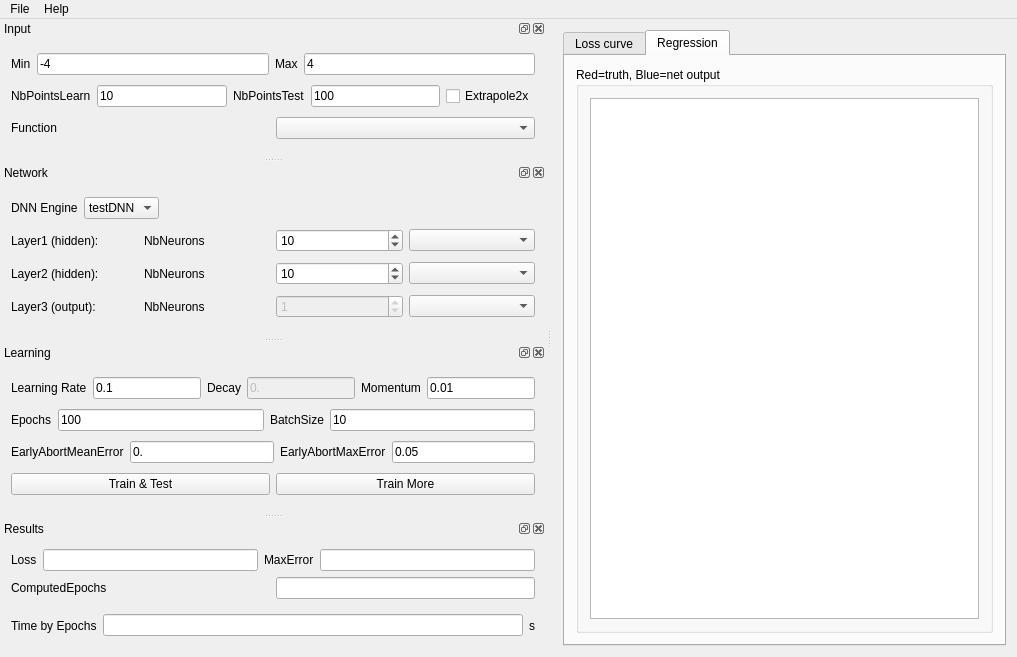
Qt form src/test_regression_qt/mainwindow.ui (edeforas/BeeDNN) before a commit.
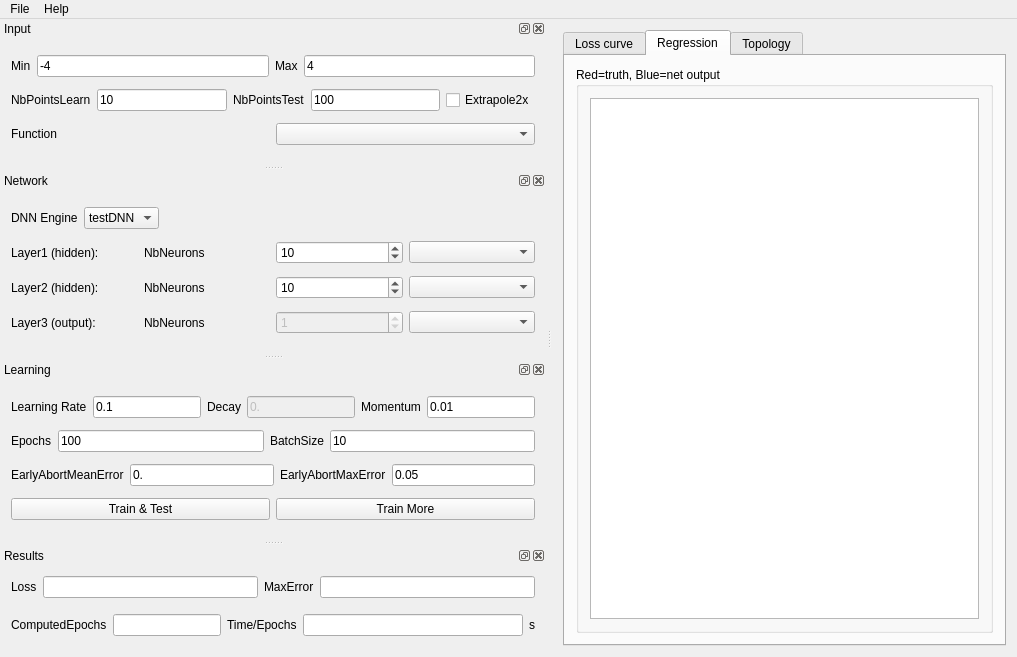
The same form after that commit.

Patch:
```diff
--- a/src/test_regression_qt/mainwindow.ui
+++ b/src/test_regression_qt/mainwindow.ui
@@ -93,6 +93,11 @@
         </item>
        </layout>
       </widget>
+      <widget class="QWidget" name="tab_3">
+       <attribute name="title">
+        <string>Topology</string>
+       </attribute>
+      </widget>
      </widget>
     </item>
    </layout>
@@ -541,27 +546,6 @@
    </attribute>
    <widget class="QWidget" name="dockWidgetContents_4">
     <layout class="QGridLayout" name="gridLayout_6">
-     <item row="2" column="0">
-      <layout class="QHBoxLayout" name="horizontalLayout_14">
-       <item>
-        <widget class="QLabel" name="label_23">
-         <property name="text">
-          <string>Time by Epochs</string>
-         </property>
-        </widget>
-       </item>
-       <item>
-        <widget class="QLineEdit" name="leTimeByEpoch"/>
-       </item>
-       <item>
-        <widget class="QLabel" name="label_24">
-         <property name="text">
-          <string>s</string>
-         </property>
-        </widget>
-       </item>
-      </layout>
-     </item>
      <item row="1" column="0">
       <layout class="QHBoxLayout" name="horizontalLayout_5">
        <item>
@@ -581,6 +565,23 @@
          </property>
         </widget>
        </item>
+       <item>
+        <widget class="QLabel" name="label_23">
+         <property name="text">
+          <string>Time/Epochs</string>
+         </property>
+        </widget>
+       </item>
+       <item>
+        <widget class="QLineEdit" name="leTimeByEpoch"/>
+       </item>
+       <item>
+        <widget class="QLabel" name="label_24">
+         <property name="text">
+          <string>s</string>
+         </property>
+        </widget>
+       </item>
       </layout>
      </item>
      <item row="0" column="0">
```
